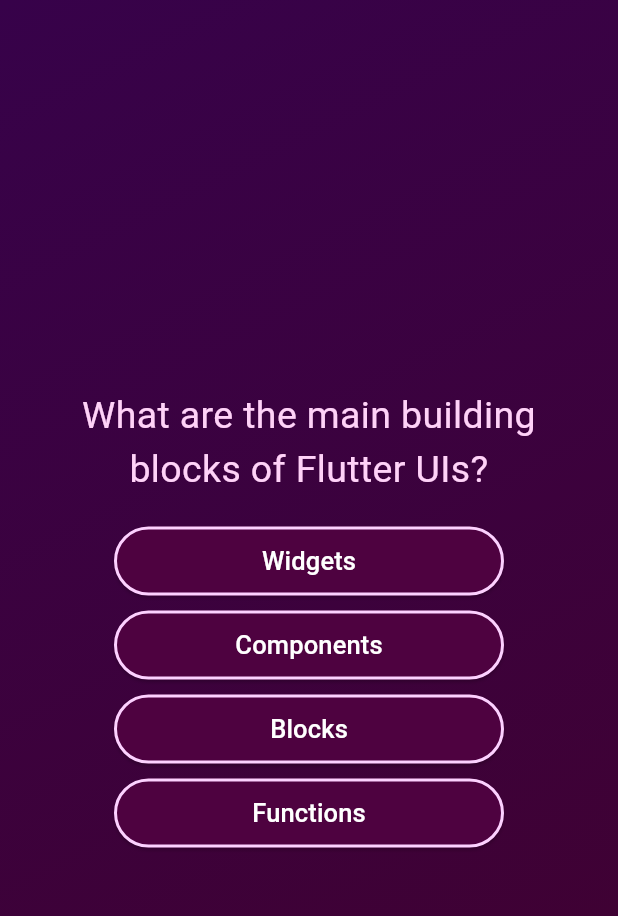
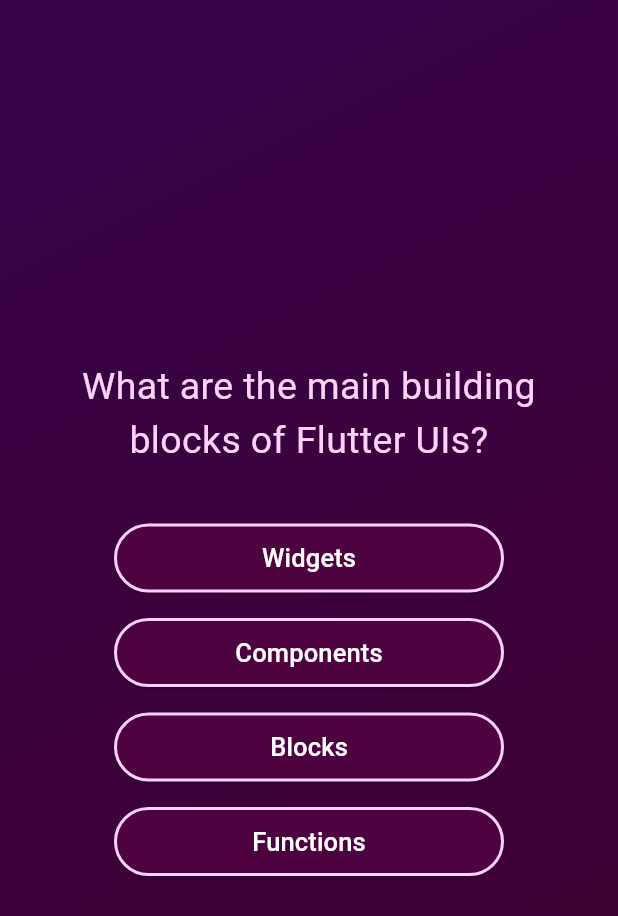
Before and after one commit to meetshaheer/Flutter-Quiz-App, a Flutter app: the QuestionScreen screen opened directly, on a phone screen of 412 x 824 dp. Shown: the top 916 px of the screen. Run offline on Flutter 3.47's test engine with Material 3 defaults, Android fonts, the phone set to English and light mode, and no system bars; missing offline and left inert: dart:ffi.

Commit message:
setting up the spacing between question and answer buttons

```diff
--- a/quizify/lib/Widgets/custom_button.dart
+++ b/quizify/lib/Widgets/custom_button.dart
@@ -14,7 +14,7 @@
   @override
   Widget build(BuildContext context) {
     return Padding(
-      padding: const EdgeInsets.only(top: 10),
+      padding: const EdgeInsets.only(top: 17),
       child: SizedBox(
         width: 260,
         height: 46,
--- a/quizify/lib/question_screen.dart
+++ b/quizify/lib/question_screen.dart
@@ -46,7 +46,7 @@
             ),
           ),
           const SizedBox(
-            height: 10,
+            height: 20,
           ),
 
           // child: ListView.builder(
```
